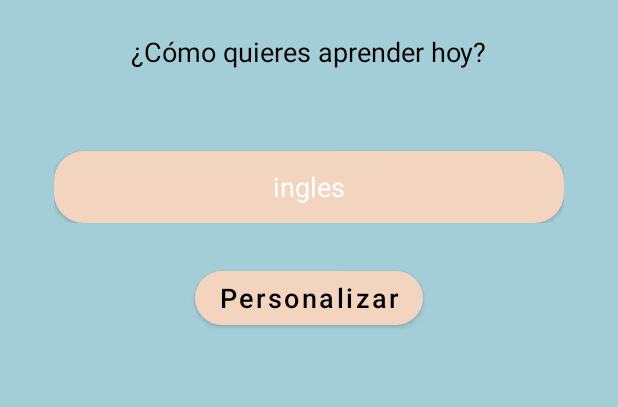
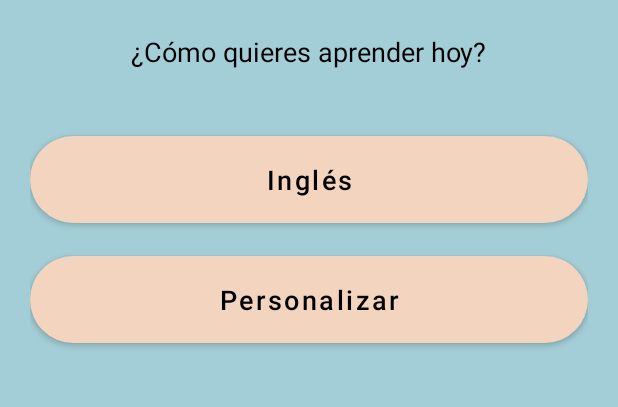
Before and after one commit to kimserrano/LinguaShake, an Android app: the SeleccionarIdioma screen opened directly, with no data from a screen before it, on a phone screen of 412 x 824 dp, the part 270-677 px from its top. Run offline under Robolectric (Android 15) with nearby library versions, the phone set to English and light mode, and no system bars.

```diff
--- a/app/src/main/java/equipo/flashcards/linguashake/LoginActivity.java
+++ b/app/src/main/java/equipo/flashcards/linguashake/LoginActivity.java
@@ -56,5 +56,10 @@ public class LoginActivity extends AppCompatActivity {
                 startActivity(intent);
             }
         });
+
     }
+
+
+
+
 }
--- a/app/src/main/java/equipo/flashcards/linguashake/SeleccionarIdioma.java
+++ b/app/src/main/java/equipo/flashcards/linguashake/SeleccionarIdioma.java
@@ -3,112 +3,26 @@ package equipo.flashcards.linguashake;
 import androidx.appcompat.app.AppCompatActivity;
 
 import android.content.Intent;
-import android.graphics.drawable.GradientDrawable;
-import android.os.Build;
 import android.os.Bundle;
-import android.view.View;
 import android.widget.Button;
-import android.widget.ImageView;
-import android.widget.LinearLayout;
-import android.widget.TextView;
-
-
-import java.util.List;
 
 public class SeleccionarIdioma extends AppCompatActivity {
-    LinearLayout botonesLayout;
-    TextView preguntaTextView;
-    ImageView loginLogoImageView;
-    Button inglesButton, personalizarButton;
-
-    String temaSeleccionado;
-    DatabaseHelper databaseHelper;
 
     @Override
     protected void onCreate(Bundle savedInstanceState) {
         super.onCreate(savedInstanceState);
         setContentView(R.layout.activity_seleccionar_idioma);
-        //agarrar elementos de la vista
-        botonesLayout = findViewById(R.id.botones_layout);
-        preguntaTextView = findViewById(R.id.pregunta);
-        loginLogoImageView = findViewById(R.id.login_logo);
-        personalizarButton = findViewById(R.id.personalizar_button);
-
-        databaseHelper = new DatabaseHelper(this);
-
-
-        personalizarButton.setOnClickListener(new View.OnClickListener() {
-            @Override
-            public void onClick(View v) {
-                Intent intent = new Intent(getApplicationContext(), PersonalizarTarjetas.class);
-                startActivity(intent);
-            }
+        // si da clic en ingles que se pase a esa pantalla
+        Button btnTarjeta = findViewById(R.id.ingles_button);
+        btnTarjeta.setOnClickListener(view ->{
+            Intent intent = new Intent(getApplicationContext(), Tarjeta.class);
+            startActivity(intent);
         });
 
-        // mostrar los botones al crear la actividad
-        mostrarBotones();
-    }
-
-
-    //para mostrar los botones en el LinearLayout
-    private void mostrarBotones() {
-        // lista actualizada de temas o idiomas
-        List<String> temasIdiomas = databaseHelper.obtenerTemasIdiomas();
-
-        // limpiar botónes previos
-        botonesLayout.removeAllViews();
-
-        // agregar botones para cada tema o idioma en la lista
-        for (String tema : temasIdiomas) {
-            Button button = new Button(this);
-            // Establecer los parámetros de diseño
-            LinearLayout.LayoutParams params = new LinearLayout.LayoutParams(
-                    LinearLayout.LayoutParams.MATCH_PARENT,
-                    LinearLayout.LayoutParams.WRAP_CONTENT
-            );
-            params.setMargins(0, getResources().getDimensionPixelSize(R.dimen.margin_top), 0, 0); // 10dp de margen superior
-            button.setLayoutParams(params);
-
-            button.setText(tema);
-            button.setTextSize(18);
-            button.setTextColor(getResources().getColor(R.color.black));
-            button.setAllCaps(false);
-
-            if (Build.VERSION.SDK_INT >= Build.VERSION_CODES.M) {
-                button.setTextAppearance(R.style.ButtonTheme_RosaBajito);
-            } else {
-                button.setTextAppearance(this, R.style.ButtonTheme_RosaBajito);
-            }
-
-            // Establecer el radio de esquina (cornerRadius)
-            GradientDrawable drawable = new GradientDrawable();
-            drawable.setShape(GradientDrawable.RECTANGLE);
-            drawable.setCornerRadii(new float[] {30, 30, 30, 30, 30, 30, 30, 30}); // 30dp para todos los bordes
-            drawable.setColor(getResources().getColor(R.color.rosaBajito)); // Color de fondo
-
-            if (Build.VERSION.SDK_INT >= Build.VERSION_CODES.JELLY_BEAN) {
-                button.setBackground(drawable);
-            } else {
-                button.setBackgroundDrawable(drawable);
-            }
-
-            button.setOnClickListener(new View.OnClickListener() {
-                @Override
-                public void onClick(View v) {
-                    temaSeleccionado = ((Button) v).getText().toString();
-                    Intent intent = new Intent(getApplicationContext(), Tarjeta.class);
-                    intent.putExtra("tema", temaSeleccionado);
-                    startActivity(intent);
-                }
-            });
-            botonesLayout.addView(button);
-        }
-    }
-
-    @Override
-    protected void onDestroy() {
-        // cerrar la base de datos cuando la actividad es destruida
-        databaseHelper.close();
-        super.onDestroy();
+        Button btnPersonalizar = findViewById(R.id.personalizar_button);
+        btnPersonalizar.setOnClickListener(view ->{
+            Intent intent = new Intent(getApplicationContext(), PersonalizarTarjetas.class);
+            startActivity(intent);
+        });
     }
 }
--- a/app/src/main/res/layout/activity_login.xml
+++ b/app/src/main/res/layout/activity_login.xml
@@ -52,14 +52,14 @@
                     android:padding="25dp" />
 
                 <Button
+                    android:id="@+id/login_button"
                     android:layout_width="match_parent"
                     android:layout_height="70dp"
+                    android:layout_marginTop="30dp"
                     android:text="Login"
                     android:textAllCaps="false"
-                    android:id="@+id/login_button"
                     android:textSize="18sp"
-                    android:layout_marginTop="30dp"
-                    app:cornerRadius = "30dp"/>
+                    app:cornerRadius="30dp" />
 
                 <TextView
                     android:layout_width="wrap_content"
--- a/app/src/main/res/layout/activity_seleccionar_idioma.xml
+++ b/app/src/main/res/layout/activity_seleccionar_idioma.xml
@@ -7,14 +7,6 @@
     android:orientation="vertical"
     tools:context=".SeleccionarIdioma"
     android:background="@color/azul">
-    <ScrollView
-        android:layout_width="match_parent"
-        android:layout_height="match_parent"
-        android:fillViewport="true">
-
-        <RelativeLayout
-            android:layout_width="match_parent"
-            android:layout_height="wrap_content">
 
     <LinearLayout
         android:layout_width="match_parent"
@@ -40,40 +32,31 @@
             android:layout_marginTop="14dp"
             android:textColor="@color/black"/>
 
-
-        <LinearLayout
-            android:id="@+id/botones_layout"
+        <Button
             android:layout_width="match_parent"
-            android:layout_height="wrap_content"
-            android:orientation="vertical"
-            android:layout_marginTop="20dp"
-            android:padding="16dp"
-            android:gravity="center"
-            android:layout_below="@id/login_logo">
-
-        </LinearLayout>
-
-
+            android:layout_height="70dp"
+            android:text="Inglés"
+            android:textAllCaps="false"
+            android:id="@+id/ingles_button"
+            android:textSize="18sp"
+            android:textColor="@color/black"
+            android:theme="@style/ButtonTheme.RosaBajito"
+            android:layout_marginTop="30dp"
+            app:cornerRadius="30dp"/>
 
         <Button
-            android:layout_width="wrap_content"
-            android:layout_height="wrap_content"
+            android:layout_width="match_parent"
+            android:layout_height="70dp"
             android:text="Personalizar"
             android:textAllCaps="false"
             android:textColor="@color/black"
             android:id="@+id/personalizar_button"
             android:textSize="18sp"
             android:layout_marginTop="10dp"
-            app:cornerRadius="30dp"
             android:theme="@style/ButtonTheme.RosaBajito"
-            android:layout_gravity="center"/>
-
-
+            app:cornerRadius="30dp"/>
 
     </LinearLayout>
 
-        </RelativeLayout>
-
-    </ScrollView>
 
 </RelativeLayout>
```
Also changed, not shown: app/src/main/AndroidManifest.xml (+10 -0 lines), app/src/main/java/equipo/flashcards/linguashake/ConfigActivity.java (added, +70 -0 lines), app/src/main/java/equipo/flashcards/linguashake/MenuPrincipal.java (+11 -0 lines), app/src/main/java/equipo/flashcards/linguashake/SingupActivity.java (+108 -0 lines), app/src/main/res/layout/activity_config.xml (added, +89 -0 lines), app/src/main/res/layout/activity_menu_principal.xml (+4 -7 lines), app/src/main/res/layout/activity_personalizar_tarjetas.xml (+16 -25 lines), app/src/main/res/layout/activity_singup.xml (+7 -0 lines).
